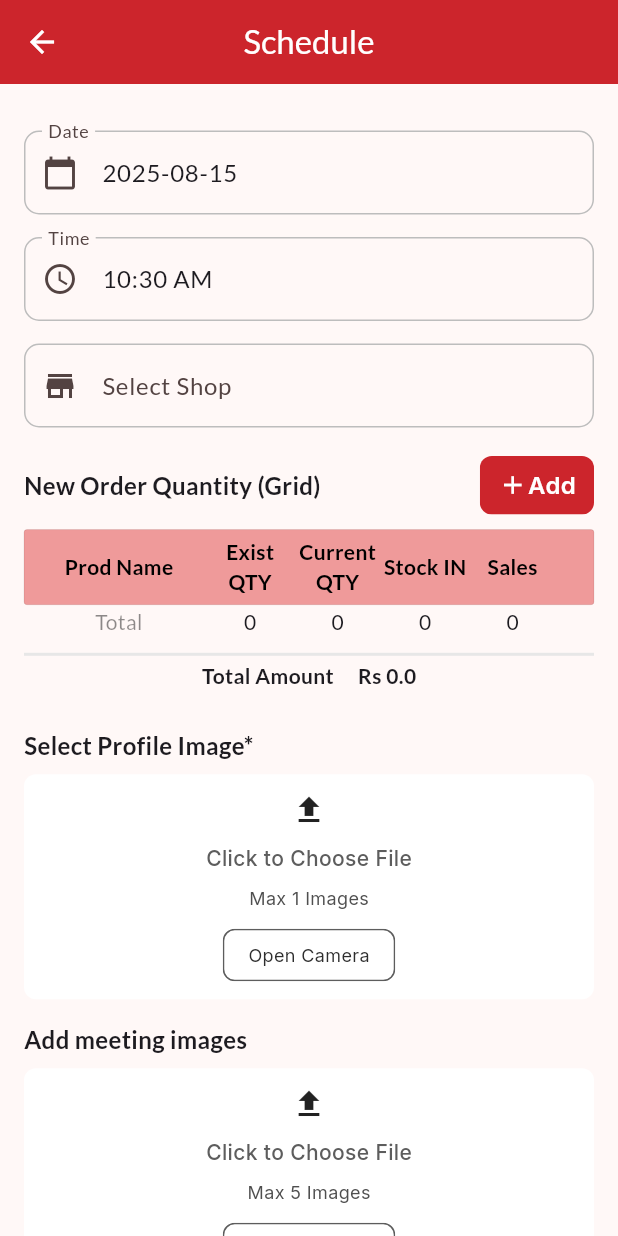
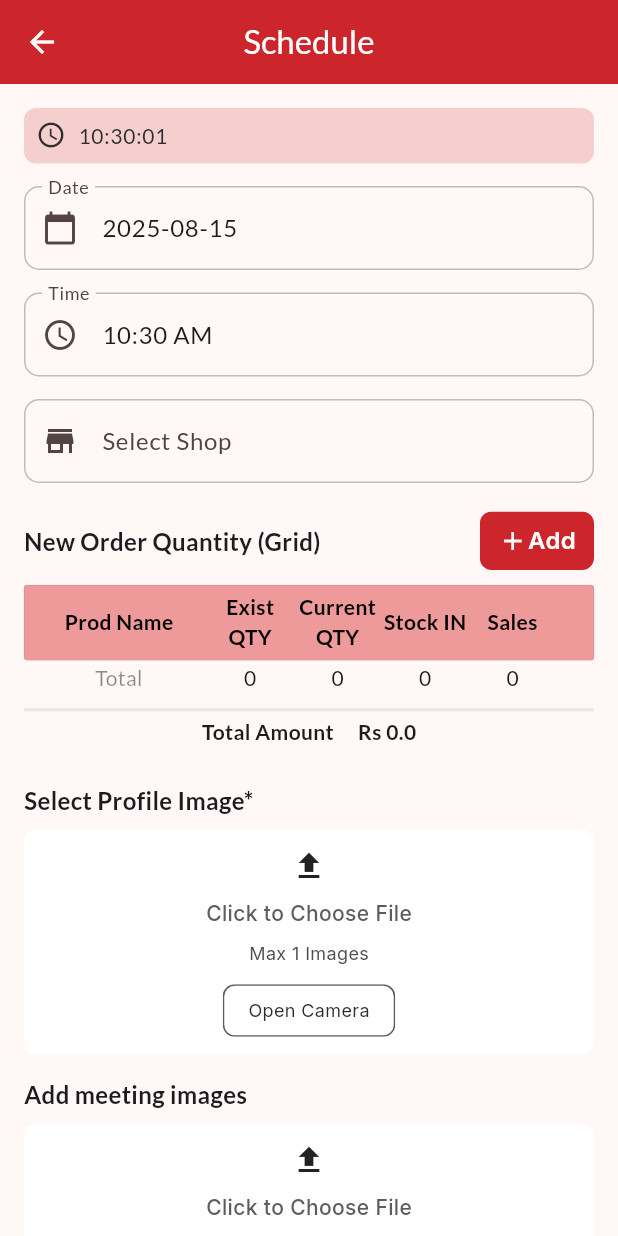
Before and after one commit to mevee/shop_app, a Flutter app: the ScheduleDetailView screen opened by its route, on a phone screen of 412 x 824 dp. Run offline on Flutter 3.47's test engine with Material 3 defaults, Android fonts, the phone set to English and light mode, and no system bars; our stand-ins replace connectivity_plus, dio, flutter_local_notifications, flutter_svg, fpdart, geolocator and 8 more; missing offline and left inert: flutter_background_service; accounts and stored records are empty.

Commit message:
schedule detail time fixed

```diff
--- /dev/null
+++ b/lib/common/time_widget.dart
@@ -0,0 +1,110 @@
+import 'dart:async';
+
+import 'package:flutter/material.dart';
+import 'package:intl/intl.dart';
+import 'package:shop_app/data/network/app_colors.dart';
+
+class RunningClockWidget extends StatefulWidget {
+  final String displayText;
+  final IconData? clockIcon;
+  final ValueChanged<DateTime>? onTick;
+  final TextStyle? textStyle;
+  final Color? subTxtColor;
+
+  const RunningClockWidget({
+    super.key,
+    required this.displayText,
+    this.clockIcon = Icons.access_time,
+    this.onTick,
+    this.textStyle,
+    this.subTxtColor,
+  });
+
+  @override
+  _RunningClockWidgetState createState() => _RunningClockWidgetState();
+}
+
+class _RunningClockWidgetState extends State<RunningClockWidget> {
+  late DateTime _currentTime;
+  late Timer _timer;
+
+  @override
+  void initState() {
+    super.initState();
+    _currentTime = DateTime.now();
+    _startTimer();
+  }
+
+  void _startTimer() {
+    _timer = Timer.periodic(const Duration(seconds: 1), (timer) {
+      setState(() {
+        _currentTime = DateTime.now();
+        if (widget.onTick != null) {
+          widget.onTick!(_currentTime);
+        }
+      });
+    });
+  }
+
+  @override
+  void dispose() {
+    _timer.cancel();
+    super.dispose();
+  }
+
+  @override
+  Widget build(BuildContext context) {
+    return Container(
+      padding: EdgeInsets.all(8),
+      decoration: BoxDecoration(
+        color: AppColors.cherryRed.withOpacity(.2),
+        borderRadius: BorderRadius.circular(8.0),
+      ),
+
+      child: Row(
+        mainAxisSize: MainAxisSize.min,
+        crossAxisAlignment: CrossAxisAlignment.start,
+        mainAxisAlignment: MainAxisAlignment.start,
+        children: [
+          Icon(
+            widget.clockIcon ?? Icons.access_time,
+            size: 20,
+            color: AppColors.black01,
+          ),
+          const SizedBox(width: 8),
+          Expanded(
+            child: Column(
+              crossAxisAlignment: CrossAxisAlignment.start,
+              mainAxisSize: MainAxisSize.min,
+              mainAxisAlignment: MainAxisAlignment.start,
+              children: [
+                Text(
+                  DateFormat('HH:mm:ss').format(_currentTime),
+                  style:
+                      widget.textStyle?.copyWith(fontWeight: FontWeight.bold) ??
+                      Theme.of(context).textTheme.bodyLarge?.copyWith(
+                        fontSize: 14,
+                        fontWeight: FontWeight.normal,
+                        color: AppColors.black01,
+                      ),
+                ),
+                if (widget.displayText.isNotEmpty)
+                Flexible(
+                  child: Text(
+                    widget.displayText,
+                    maxLines: 2,
+                    style: TextStyle(
+                      fontSize: 14,
+                      color: widget.subTxtColor ?? AppColors.black01,
+                      fontWeight: FontWeight.bold,
+                    ),
+                  ),
+                ),
+              ],
+            ),
+          ),
+        ],
+      ),
+    );
+  }
+}
--- a/lib/modules/schedule/schedule_detail_screen.dart
+++ b/lib/modules/schedule/schedule_detail_screen.dart
@@ -4,6 +4,7 @@ import 'package:intl/intl.dart';
 import 'package:shop_app/common/app_toast.dart';
 import 'package:shop_app/common/dialog_util.dart';
 import 'package:shop_app/common/select_image.dart';
+import 'package:shop_app/common/time_widget.dart';
 import 'package:shop_app/data/network/app_colors.dart';
 import 'package:shop_app/models/product_master_response.dart';
 import 'package:shop_app/models/schedule_list_response.dart';
@@ -52,21 +53,22 @@ class ScheduleDetailView extends GetView<ScheduleController> {
                   // timeWidgetAndSubmitButton(context),
                   Obx(
                     () => Visibility(
-                      visible: controller.meetingStarted.value,
-                      child: Container(
-                        width: double.maxFinite,
-                        color: AppColors.cherryRed.withOpacity(.5),
-                        padding: EdgeInsets.all(8),
-                        child: Text(
-                          controller.is20minCrossed.value
-                              ? "Just a heads-up, you’ve been here for more than 20 minutes."
-                              : "Meeting has started and time remain ${controller.remainingSeconds.value} sec.",
-                          style: TextStyle(
-                            color: Colors.black,
-                            fontSize: 14,
-                            fontWeight: FontWeight.normal,
-                          ),
-                        ),
+                      visible: _isEditable(),
+                      child: RunningClockWidget(
+                        subTxtColor: controller.is20minCrossed.value
+                            ? AppColors.red
+                            : AppColors.black01,
+                        onTick: (time) {
+                          // print("Ticked at $time");
+                          if (controller.isMeetingStarted()) {
+                            controller.updateSeconds();
+                          }
+                        },
+                        displayText: controller.meetingStarted.value
+                            ? controller.is20minCrossed.value
+                                  ? "Just a heads-up, you’ve been here for more then 20 minutes."
+                                  : "Meeting has started and time spent ${(controller.secondPassed.value / 60).ceil()} minutes."
+                            : "",
                       ),
                     ),
                   ),
@@ -238,7 +240,7 @@ class ScheduleDetailView extends GetView<ScheduleController> {
                         // aLog("Image selected::isIsSelected${controller.profileImage.isEmpty.value}AND${!controller.isMeetingStarted()}");
                         if (controller.profileImage.isEmpty.value == false &&
                             !controller.isMeetingStarted()) {
-                          controller.startCountdown();
+                          controller.startMeetingTime();
                         }
                       },
                     ),
@@ -391,7 +393,7 @@ class ScheduleDetailView extends GetView<ScheduleController> {
                             submitLabel: "Submit",
                             onSubmit: (input) {
                               controller.remarksController.text = input;
-                              controller.submitForm();
+                              controller.submitForm(is20MinCrossed: true);
                             },
                           );
                         } else {
--- a/pubspec.yaml
+++ b/pubspec.yaml
@@ -1,7 +1,7 @@
 name: shop_app
 description: "Shop App Flutter project."
 publish_to: 'none'
-version: 1.0.0+1
+version: 1.0.1+1
 environment:
   sdk: ^3.8.1
 
```
Also changed, not shown: lib/data/meeting_model.dart (+7 -4 lines), lib/modules/home/controller/home_controller.dart (+30 -0 lines), lib/modules/home/more_options_bottom.dart (+15 -6 lines), lib/modules/schedule/controller/schedule_controller.dart (+35 -66 lines).
